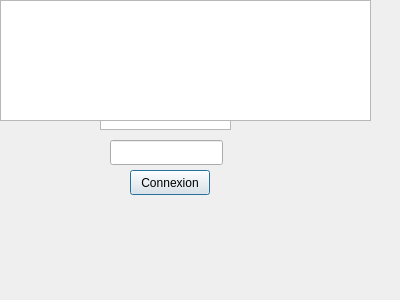
Qt form Descripteurs/tessst/connexionwindow.ui (TomAuclin/PROJETC_LMLTM) before a commit.
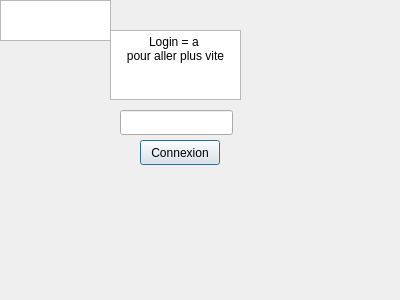
The same form after that commit.

```diff
--- a/Descripteurs/tessst/connexionwindow.ui
+++ b/Descripteurs/tessst/connexionwindow.ui
@@ -16,8 +16,8 @@
   <widget class="QLineEdit" name="Login">
    <property name="geometry">
     <rect>
-     <x>110</x>
-     <y>140</y>
+     <x>120</x>
+     <y>110</y>
      <width>113</width>
      <height>25</height>
     </rect>
@@ -26,8 +26,8 @@
   <widget class="QPushButton" name="connexionButton">
    <property name="geometry">
     <rect>
-     <x>130</x>
-     <y>170</y>
+     <x>140</x>
+     <y>140</y>
      <width>80</width>
      <height>25</height>
     </rect>
@@ -39,8 +39,8 @@
   <widget class="QTextEdit" name="textEdit">
    <property name="geometry">
     <rect>
-     <x>100</x>
-     <y>60</y>
+     <x>110</x>
+     <y>30</y>
      <width>131</width>
      <height>70</height>
     </rect>
@@ -62,8 +62,8 @@
     <rect>
      <x>0</x>
      <y>0</y>
-     <width>371</width>
-     <height>121</height>
+     <width>111</width>
+     <height>41</height>
     </rect>
    </property>
   </widget>
```
Left out of the diff: 2 changed lines with no effect on the pictures.
